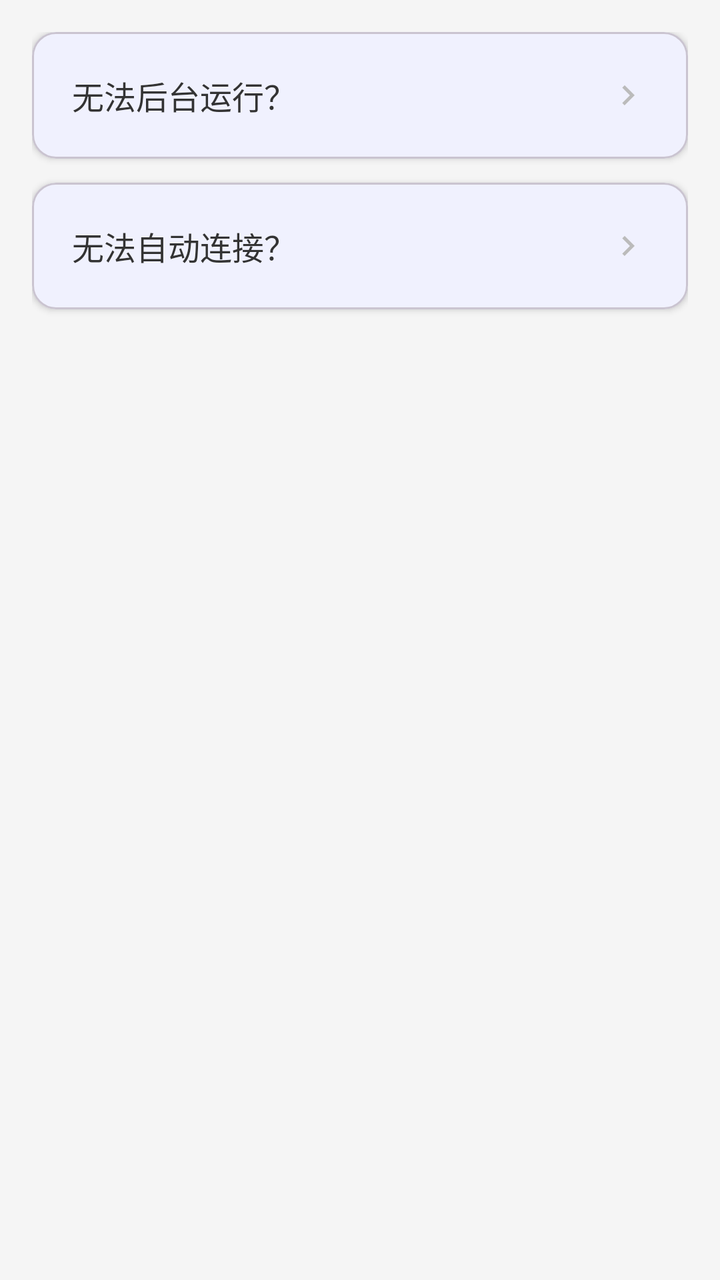
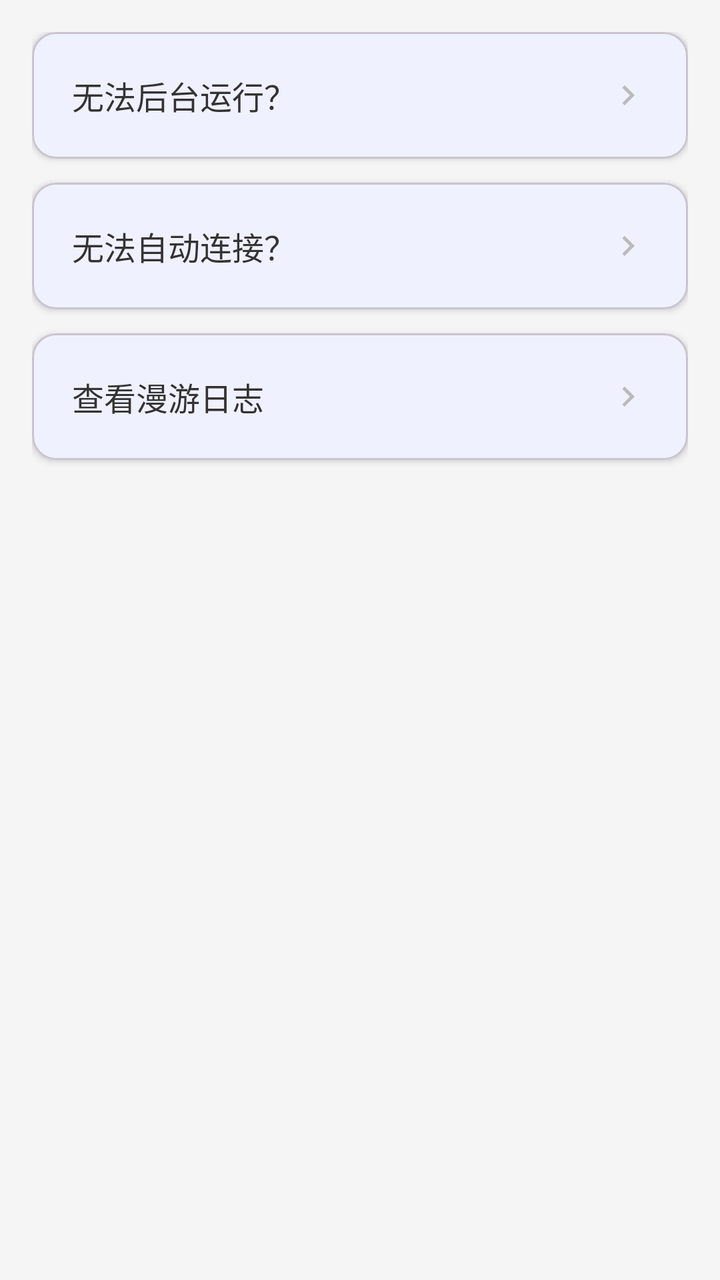

Screens rendered from an Android XML layout before and after an edit, with the pre-edit source and the edit as a unified diff.
<!-- AndroidManifest.xml: application theme Theme.APdemo2 -->
<!-- res/layout/fragment_help.xml -->
<?xml version="1.0" encoding="utf-8"?>
<LinearLayout xmlns:android="http://schemas.android.com/apk/res/android"
    xmlns:app="http://schemas.android.com/apk/res-auto"
    android:layout_width="match_parent"
    android:layout_height="match_parent"
    android:background="#f5f5f5"
    android:orientation="vertical"
    android:padding="16dp">

    <com.google.android.material.card.MaterialCardView
        android:id="@+id/card_background"
        android:layout_width="match_parent"
        android:layout_height="wrap_content"
        android:layout_marginBottom="12dp"
        android:clickable="true"
        android:focusable="true"
        app:cardCornerRadius="12dp"
        app:cardElevation="2dp"
        app:rippleColor="#1A42CDB6">

        <LinearLayout
            android:layout_width="match_parent"
            android:layout_height="wrap_content"
            android:gravity="center_vertical"
            android:orientation="horizontal"
            android:padding="20dp">

            <TextView
                android:layout_width="0dp"
                android:layout_height="wrap_content"
                android:layout_weight="1"
                android:text="无法后台运行？"
                android:textColor="#333333"
                android:textSize="16sp" />

            <ImageView
                android:layout_width="20dp"
                android:layout_height="20dp"
                android:rotation="-90"
                android:src="@drawable/ic_expand_more"
                android:tint="#BBBBBB" />
        </LinearLayout>

    </com.google.android.material.card.MaterialCardView>

    <com.google.android.material.card.MaterialCardView
        android:id="@+id/card_auto_connect"
        android:layout_width="match_parent"
        android:layout_height="wrap_content"
        android:clickable="true"
        android:focusable="true"
        app:cardCornerRadius="12dp"
        app:cardElevation="2dp"
        app:rippleColor="#1A42CDB6">

        <LinearLayout
            android:layout_width="match_parent"
            android:layout_height="wrap_content"
            android:gravity="center_vertical"
            android:orientation="horizontal"
            android:padding="20dp">

            <TextView
                android:layout_width="0dp"
                android:layout_height="wrap_content"
                android:layout_weight="1"
                android:text="无法自动连接？"
                android:textColor="#333333"
                android:textSize="16sp" />

            <ImageView
                android:layout_width="20dp"
                android:layout_height="20dp"
                android:rotation="-90"
                android:src="@drawable/ic_expand_more"
                android:tint="#BBBBBB" />
        </LinearLayout>

    </com.google.android.material.card.MaterialCardView>

</LinearLayout>
<!-- resources referenced by this layout -->
<resources>
  <!-- drawable ic_expand_more (drawable) -->
  <vector xmlns:android="http://schemas.android.com/apk/res/android"
      android:width="24dp"
      android:height="24dp"
      android:viewportWidth="24"
      android:viewportHeight="24"
      android:tint="?attr/colorOnSurface">
    <path
        android:fillColor="@android:color/white"
        android:pathData="M16.59,8.59L12,13.17 7.41,8.59 6,10l6,6 6,-6z"/>
  </vector>
  <style name="Theme.APdemo2" parent="Base.Theme.APdemo2" />
  <style name="Base.Theme.APdemo2" parent="Theme.Material3.DayNight.NoActionBar">
          <item name="colorPrimary">@color/dialog_blue</item>
          <item name="colorPrimaryVariant">@color/dialog_blue_dark</item>
          <item name="colorOnPrimary">@color/white</item>
      </style>
  <color name="dialog_blue">#42A5F5</color>
  <color name="dialog_blue_dark">#1E88E5</color>
  <color name="white">#FFFFFFFF</color>
</resources>

<!-- the commit's change to res/layout/fragment_help.xml (unified diff, before → after) -->
@@ -47,6 +47,7 @@
         android:id="@+id/card_auto_connect"
         android:layout_width="match_parent"
         android:layout_height="wrap_content"
+        android:layout_marginBottom="12dp"
         android:clickable="true"
         android:focusable="true"
         app:cardCornerRadius="12dp"
@@ -78,4 +79,39 @@
 
     </com.google.android.material.card.MaterialCardView>
 
+    <com.google.android.material.card.MaterialCardView
+        android:id="@+id/card_roaming_log"
+        android:layout_width="match_parent"
+        android:layout_height="wrap_content"
+        android:clickable="true"
+        android:focusable="true"
+        app:cardCornerRadius="12dp"
+        app:cardElevation="2dp"
+        app:rippleColor="#1A42CDB6">
+
+        <LinearLayout
+            android:layout_width="match_parent"
+            android:layout_height="wrap_content"
+            android:gravity="center_vertical"
+            android:orientation="horizontal"
+            android:padding="20dp">
+
+            <TextView
+                android:layout_width="0dp"
+                android:layout_height="wrap_content"
+                android:layout_weight="1"
+                android:text="查看漫游日志"
+                android:textColor="#333333"
+                android:textSize="16sp" />
+
+            <ImageView
+                android:layout_width="20dp"
+                android:layout_height="20dp"
+                android:rotation="-90"
+                android:src="@drawable/ic_expand_more"
+                android:tint="#BBBBBB" />
+        </LinearLayout>
+
+    </com.google.android.material.card.MaterialCardView>
+
 </LinearLayout>
